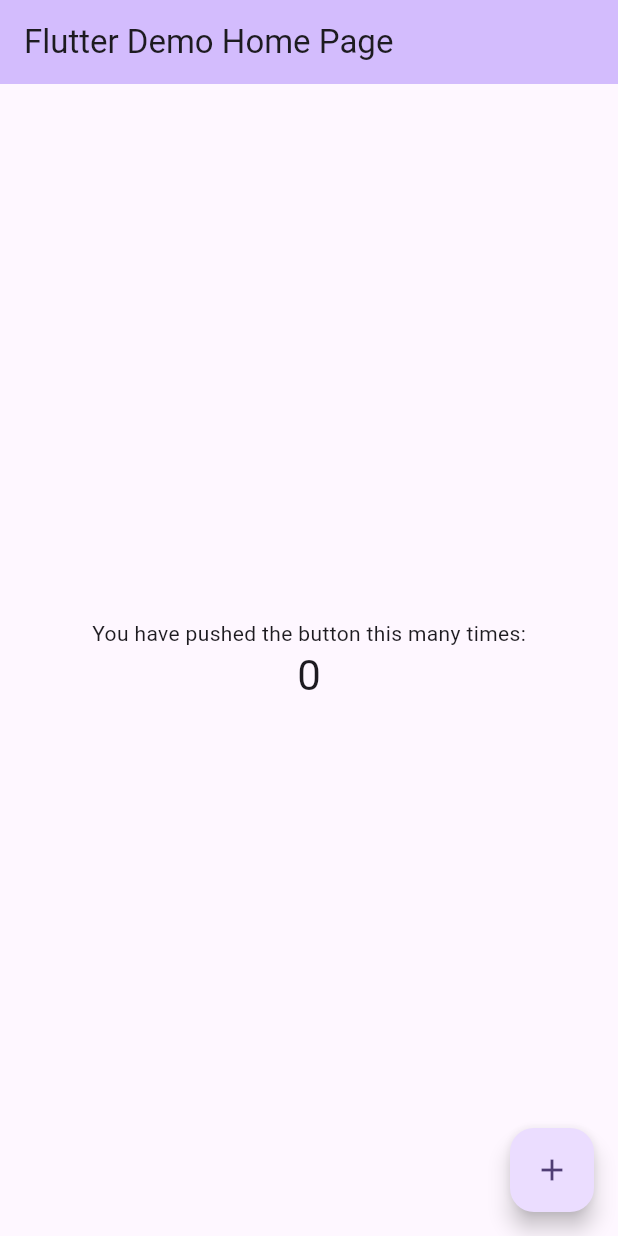
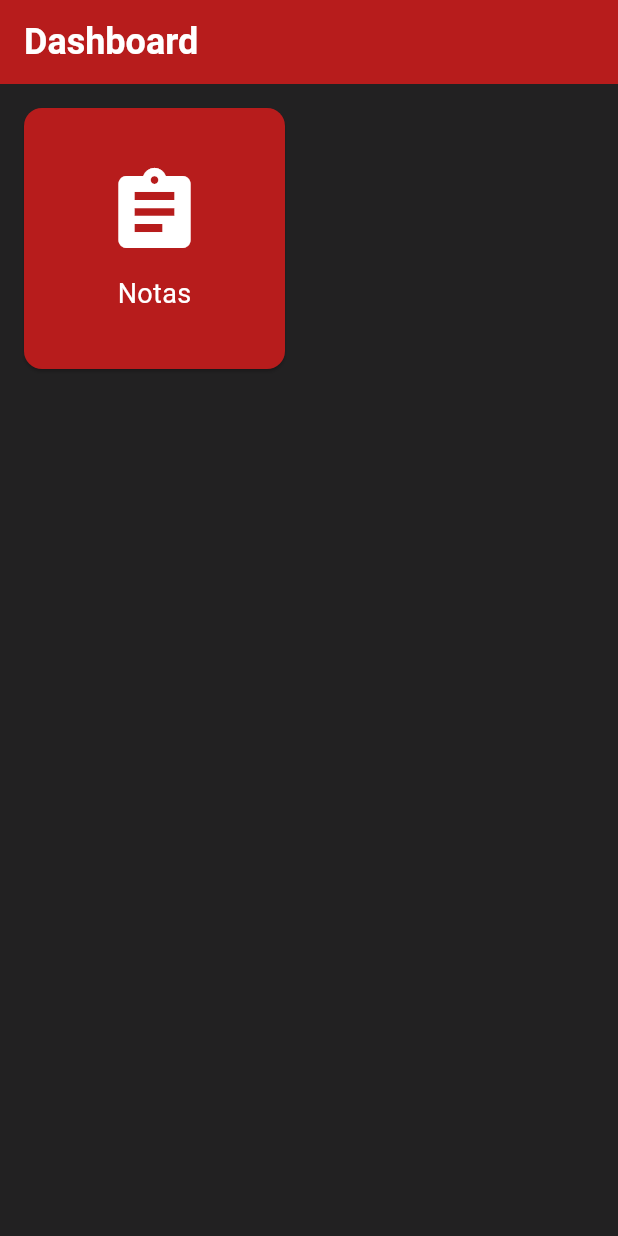
Before and after one commit to rafaelchioca/sgn, a Flutter app: the screen it shows after launch, on a phone screen of 412 x 824 dp. Run offline on Flutter 3.47's test engine with Material 3 defaults, Android fonts, the phone set to English and light mode, and no system bars.

```diff
--- a/lib/main.dart
+++ b/lib/main.dart
@@ -1,4 +1,5 @@
 import 'package:flutter/material.dart';
+import 'package:sgn/screens/dashbord.dart';
 
 void main() {
   runApp(const MyApp());
@@ -10,116 +11,10 @@ class MyApp extends StatelessWidget {
   // This widget is the root of your application.
   @override
   Widget build(BuildContext context) {
-    return MaterialApp(
-      title: 'Flutter Demo',
-      theme: ThemeData(
-        // This is the theme of your application.
-        //
-        // TRY THIS: Try running your application with "flutter run". You'll see
-        // the application has a purple toolbar. Then, without quitting the app,
-        // try changing the seedColor in the colorScheme below to Colors.green
-        // and then invoke "hot reload" (save your changes or press the "hot
-        // reload" button in a Flutter-supported IDE, or press "r" if you used
-        // the command line to start the app).
-        //
-        // Notice that the counter didn't reset back to zero; the application
-        // state is not lost during the reload. To reset the state, use hot
-        // restart instead.
-        //
-        // This works for code too, not just values: Most code changes can be
-        // tested with just a hot reload.
-        colorScheme: ColorScheme.fromSeed(seedColor: Colors.deepPurple),
-        useMaterial3: true,
+    return const MaterialApp(
+      home: Scaffold(
+        body: Dashboard(),
       ),
-      home: const MyHomePage(title: 'Flutter Demo Home Page'),
     );
   }
 }
-
-class MyHomePage extends StatefulWidget {
-  const MyHomePage({super.key, required this.title});
-
-  // This widget is the home page of your application. It is stateful, meaning
-  // that it has a State object (defined below) that contains fields that affect
-  // how it looks.
-
-  // This class is the configuration for the state. It holds the values (in this
-  // case the title) provided by the parent (in this case the App widget) and
-  // used by the build method of the State. Fields in a Widget subclass are
-  // always marked "final".
-
-  final String title;
-
-  @override
-  State<MyHomePage> createState() => _MyHomePageState();
-}
-
-class _MyHomePageState extends State<MyHomePage> {
-  int _counter = 0;
-
-  void _incrementCounter() {
-    setState(() {
-      // This call to setState tells the Flutter framework that something has
-      // changed in this State, which causes it to rerun the build method below
-      // so that the display can reflect the updated values. If we changed
-      // _counter without calling setState(), then the build method would not be
-      // called again, and so nothing would appear to happen.
-      _counter++;
-    });
-  }
-
-  @override
-  Widget build(BuildContext context) {
-    // This method is rerun every time setState is called, for instance as done
-    // by the _incrementCounter method above.
-    //
-    // The Flutter framework has been optimized to make rerunning build methods
-    // fast, so that you can just rebuild anything that needs updating rather
-    // than having to individually change instances of widgets.
-    return Scaffold(
-      appBar: AppBar(
-        // TRY THIS: Try changing the color here to a specific color (to
-        // Colors.amber, perhaps?) and trigger a hot reload to see the AppBar
-        // change color while the other colors stay the same.
-        backgroundColor: Theme.of(context).colorScheme.inversePrimary,
-        // Here we take the value from the MyHomePage object that was created by
-        // the App.build method, and use it to set our appbar title.
-        title: Text(widget.title),
-      ),
-      body: Center(
-        // Center is a layout widget. It takes a single child and positions it
-        // in the middle of the parent.
-        child: Column(
-          // Column is also a layout widget. It takes a list of children and
-          // arranges them vertically. By default, it sizes itself to fit its
-          // children horizontally, and tries to be as tall as its parent.
-          //
-          // Column has various properties to control how it sizes itself and
-          // how it positions its children. Here we use mainAxisAlignment to
-          // center the children vertically; the main axis here is the vertical
-          // axis because Columns are vertical (the cross axis would be
-          // horizontal).
-          //
-          // TRY THIS: Invoke "debug painting" (choose the "Toggle Debug Paint"
-          // action in the IDE, or press "p" in the console), to see the
-          // wireframe for each widget.
-          mainAxisAlignment: MainAxisAlignment.center,
-          children: <Widget>[
-            const Text(
-              'You have pushed the button this many times:',
-            ),
-            Text(
-              '$_counter',
-              style: Theme.of(context).textTheme.headlineMedium,
-            ),
-          ],
-        ),
-      ),
-      floatingActionButton: FloatingActionButton(
-        onPressed: _incrementCounter,
-        tooltip: 'Increment',
-        child: const Icon(Icons.add),
-      ), // This trailing comma makes auto-formatting nicer for build methods.
-    );
-  }
-}
--- /dev/null
+++ b/lib/screens/dashbord.dart
@@ -0,0 +1,50 @@
+import 'package:flutter/material.dart';
+import 'package:sgn/screens/lista_medias.dart';
+import 'package:sgn/widgets/item_dashboard.dart';
+
+class Dashboard extends StatelessWidget {
+  const Dashboard({super.key});
+
+  @override
+  Widget build(Object context) {
+    return Scaffold(
+      appBar: AppBar(
+        foregroundColor: Colors.white,
+        backgroundColor: Colors.red[900],
+        title: const Text(
+          'Dashboard',
+          style: TextStyle(
+            color: Colors.white,
+            fontSize: 24,
+            fontWeight: FontWeight.bold,
+          ),
+        ),
+      ),
+      body: Container(
+        decoration: BoxDecoration(
+          color: Colors.black87,
+        ),
+        child: GridView.count(
+          crossAxisCount: 2,
+          children: [
+            ItemDashboard(
+              title: 'Notas',
+              icon: Icons.assignment,
+              color: Colors.red[900]!,
+              onTap: () {
+                Navigator.push(
+                  context as BuildContext,
+                  MaterialPageRoute(
+                    builder: (context) {
+                      return ListaMedias();
+                    },
+                  ),
+                );
+              },
+            ),
+          ],
+        ),
+      ),
+    );
+  }
+}
--- /dev/null
+++ b/lib/widgets/item_dashboard.dart
@@ -0,0 +1,43 @@
+import 'package:flutter/material.dart';
+
+class ItemDashboard extends StatelessWidget {
+  final String title;
+  final IconData icon;
+  final VoidCallback onTap;
+  final Color color;
+
+  const ItemDashboard({
+    required this.title,
+    required this.icon,
+    required this.onTap,
+    required this.color,
+  });
+
+  @override
+  Widget build(BuildContext context) {
+    return InkWell(
+        onTap: onTap,
+        child: Card(
+          margin: const EdgeInsets.all(16),
+          color: color,
+          child: Column(
+            mainAxisAlignment: MainAxisAlignment.center,
+            children: [
+              Icon(
+                icon,
+                size: 64,
+                color: Colors.white,
+              ),
+              const SizedBox(height: 10),
+              Text(
+                title,
+                style: const TextStyle(
+                  fontSize: 18,
+                  color: Colors.white,
+                ),
+              )
+            ],
+          ),
+        ));
+  }
+}
```
Also changed, not shown: lib/models/media.dart (added, +21 -0 lines), lib/screens/formulario_notas.dart (added, +133 -0 lines), lib/screens/lista_medias.dart (added, +69 -0 lines), lib/widgets/editor.dart (added, +41 -0 lines), lib/widgets/item_media.dart (added, +65 -0 lines).
